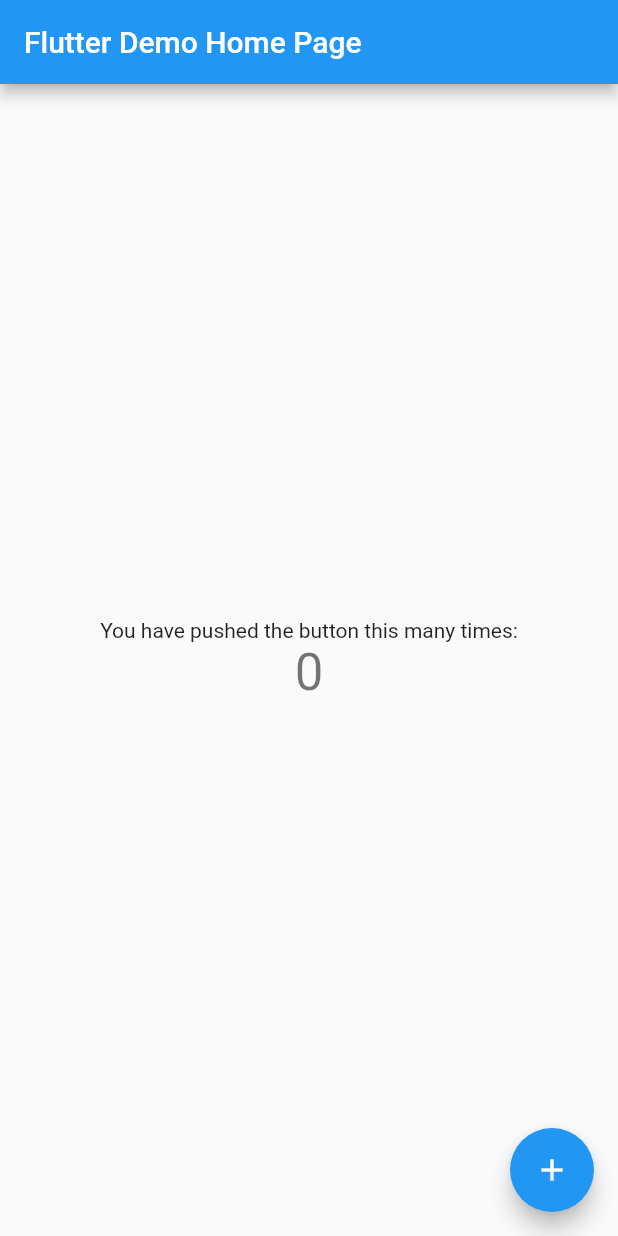
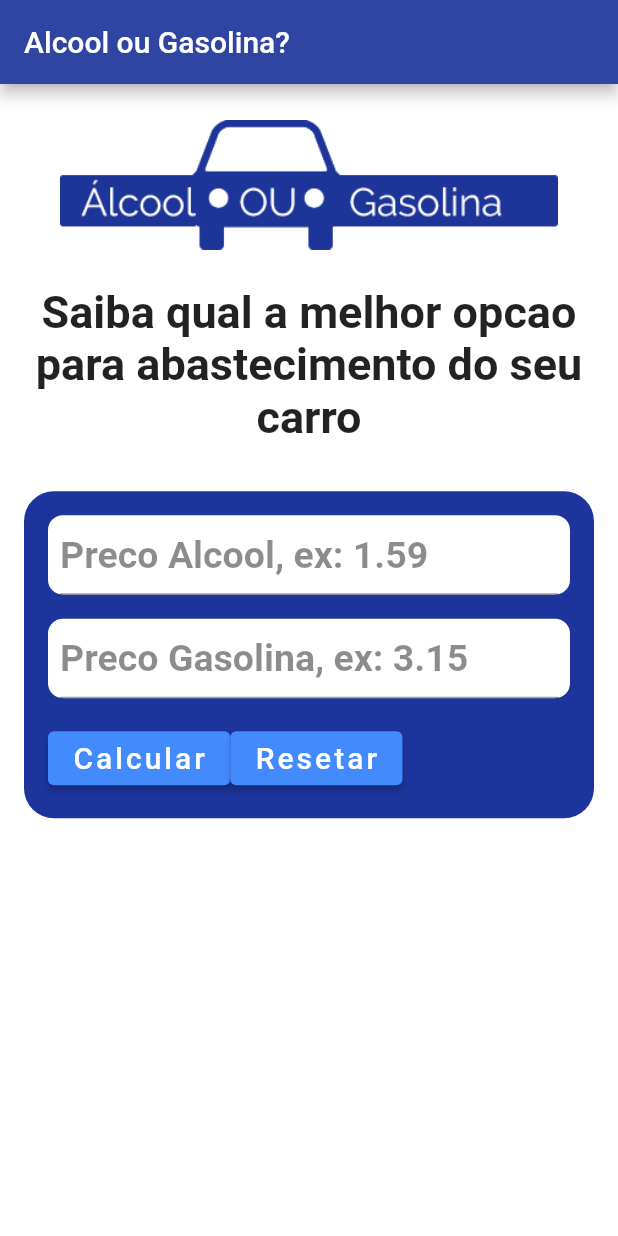
Before and after one commit to Caiporeta/alcool-ou-gasolina, a Flutter app: the screen it shows after launch, on a phone screen of 412 x 824 dp. Run offline on Flutter 3.47's test engine with Material 2 defaults, Android fonts, the phone set to English and light mode, and no system bars.

Commit message:
basic layout

```diff
--- /dev/null
+++ b/alcool_ou_gasolina/lib/home_screen/domain/use_case/calcul.dart
@@ -0,0 +1,21 @@
+import 'dart:developer';
+
+class Calcul {
+  String result({
+    required String alcoolEntry,
+    required String gasolinaEntry,
+  }) {
+    final double alcoolPrice = double.parse(alcoolEntry);
+    final double gasolinaPrice = double.parse(gasolinaEntry);
+
+    const String alcoolResult = " Vai de Alcool!";
+    const String gasolinaResult = "Vai de Gasosa!";
+
+    final double coeficient = alcoolPrice / gasolinaPrice;
+
+    final bool result = coeficient <= 0.7;
+    log(result ? alcoolResult : gasolinaResult);
+
+    return result ? alcoolResult : gasolinaResult;
+  }
+}
--- /dev/null
+++ b/alcool_ou_gasolina/lib/home_screen/presentation/screen/home_screen.dart
@@ -0,0 +1,46 @@
+import 'package:alcool_ou_gasolina/home_screen/presentation/widgets/data_entries.dart';
+import 'package:alcool_ou_gasolina/home_screen/presentation/widgets/home_title.dart';
+import 'package:alcool_ou_gasolina/home_screen/presentation/widgets/logo.dart';
+import 'package:flutter/material.dart';
+
+class HomeScreen extends StatelessWidget {
+  const HomeScreen({Key? key}) : super(key: key);
+
+  @override
+  Widget build(BuildContext context) {
+    return Scaffold(
+      body: const HomeScreenBody(),
+      backgroundColor: Colors.white,
+      appBar: AppBar(
+        backgroundColor: const Color(0xff3045a2),
+        title: const Text("Alcool ou Gasolina?"),
+      ),
+    );
+  }
+}
+
+class HomeScreenBody extends StatelessWidget {
+  const HomeScreenBody({Key? key}) : super(key: key);
+
+  @override
+  Widget build(BuildContext context) {
+    return SafeArea(
+        child: Padding(
+      padding: const EdgeInsets.all(8.0),
+      child: SingleChildScrollView(
+        child: Column(
+          crossAxisAlignment: CrossAxisAlignment.stretch,
+          mainAxisAlignment: MainAxisAlignment.spaceBetween,
+          children: const [
+            Logo(),
+            HomeTitle(),
+            SizedBox(
+              height: 16.0,
+            ),
+            DataEntries(),
+          ],
+        ),
+      ),
+    ));
+  }
+}
--- /dev/null
+++ b/alcool_ou_gasolina/lib/home_screen/presentation/widgets/buttons.dart
@@ -0,0 +1,33 @@
+import 'package:alcool_ou_gasolina/home_screen/presentation/widgets/calculate_button.dart';
+import 'package:alcool_ou_gasolina/home_screen/presentation/widgets/reset_button.dart';
+import 'package:flutter/material.dart';
+
+class Buttons extends StatefulWidget {
+  void Function() calculateCallback;
+  void Function() resetCallback;
+
+  Buttons({
+    Key? key,
+    required this.calculateCallback,
+    required this.resetCallback,
+  }) : super(key: key);
+
+  @override
+  State<Buttons> createState() => _ButtonsState();
+}
+
+class _ButtonsState extends State<Buttons> {
+  @override
+  Widget build(BuildContext context) {
+    return Row(
+      children: [
+        CalculateButton(
+          callback: widget.calculateCallback,
+        ),
+        ResetButton(
+          callback: widget.resetCallback,
+        ),
+      ],
+    );
+  }
+}
--- /dev/null
+++ b/alcool_ou_gasolina/lib/home_screen/presentation/widgets/calculate_button.dart
@@ -0,0 +1,33 @@
+import 'package:flutter/material.dart';
+
+// ignore: must_be_immutable
+class CalculateButton extends StatefulWidget {
+  void Function() callback;
+
+  CalculateButton({
+    Key? key,
+    required this.callback,
+  }) : super(key: key);
+
+  @override
+  State<CalculateButton> createState() => _CalculateButtonState();
+}
+
+class _CalculateButtonState extends State<CalculateButton> {
+  @override
+  Widget build(BuildContext context) {
+    return ElevatedButton(
+      style: ElevatedButton.styleFrom(
+        primary: Colors.blueAccent,
+      ),
+      onPressed: () {
+        widget.callback.call();
+      },
+      child: const Text(
+        "Calcular",
+        style:
+            TextStyle(color: Colors.white, fontSize: 20.0, letterSpacing: 2.0),
+      ),
+    );
+  }
+}
--- /dev/null
+++ b/alcool_ou_gasolina/lib/home_screen/presentation/widgets/data_entries.dart
@@ -0,0 +1,67 @@
+import 'dart:developer';
+
+import 'package:alcool_ou_gasolina/home_screen/domain/use_case/calcul.dart';
+import 'package:alcool_ou_gasolina/home_screen/presentation/widgets/buttons.dart';
+import 'package:alcool_ou_gasolina/home_screen/presentation/widgets/calculate_button.dart';
+import 'package:alcool_ou_gasolina/home_screen/presentation/widgets/data_entry.dart';
+import 'package:flutter/material.dart';
+
+class DataEntries extends StatefulWidget {
+  const DataEntries({Key? key}) : super(key: key);
+
+  @override
+  State<DataEntries> createState() => _DataEntriesState();
+}
+
+class _DataEntriesState extends State<DataEntries> {
+  TextEditingController alcoolController = TextEditingController();
+  TextEditingController gasolinaController = TextEditingController();
+
+  Calcul calcul = Calcul();
+
+  @override
+  Widget build(BuildContext context) {
+    return Padding(
+      padding: const EdgeInsets.all(8.0),
+      child: Container(
+          decoration: BoxDecoration(
+              color: const Color(0xff1c349c),
+              borderRadius: BorderRadius.circular(20.0)),
+          child: Padding(
+            padding: const EdgeInsets.all(16.0),
+            child: Column(
+              children: [
+                DataEntry(
+                    label: "Preco Alcool, ex: 1.59",
+                    controller: alcoolController),
+                const SizedBox(
+                  height: 16.0,
+                ),
+                DataEntry(
+                    label: "Preco Gasolina, ex: 3.15",
+                    controller: gasolinaController),
+                const SizedBox(
+                  height: 16.0,
+                ),
+                Buttons(
+                  calculateCallback: () => _calculateBetterOption(),
+                  resetCallback: () => _resetEntries(),
+                ),
+              ],
+            ),
+          )),
+    );
+  }
+
+  void _calculateBetterOption() {
+    calcul.result(
+      alcoolEntry: alcoolController.text,
+      gasolinaEntry: gasolinaController.text,
+    );
+  }
+
+  void _resetEntries() {
+    alcoolController.clear();
+    gasolinaController.clear();
+  }
+}
--- /dev/null
+++ b/alcool_ou_gasolina/lib/home_screen/presentation/widgets/data_entry.dart
@@ -0,0 +1,48 @@
+import 'package:flutter/material.dart';
+
+class DataEntry extends StatefulWidget {
+  final TextEditingController controller;
+  final String label;
+
+  const DataEntry({
+    Key? key,
+    required this.controller,
+    required this.label,
+  }) : super(key: key);
+
+  @override
+  State<DataEntry> createState() => _DataEntryState();
+}
+
+class _DataEntryState extends State<DataEntry> {
+  @override
+  Widget build(BuildContext context) {
+    return Container(
+      decoration: BoxDecoration(
+          color: Colors.white, borderRadius: BorderRadius.circular(10.0)),
+      child: Padding(
+        padding: const EdgeInsets.only(
+          left: 8.0,
+          right: 8.0,
+        ),
+        child: TextField(
+          controller: widget.controller,
+          keyboardType: TextInputType.number,
+          style: const TextStyle(
+            fontSize: 25.0,
+            fontWeight: FontWeight.bold,
+            color: Colors.black,
+          ),
+          cursorColor: Colors.blueAccent,
+          cursorWidth: 4.0,
+          decoration: InputDecoration(
+            hintText: widget.label,
+            hintStyle: const TextStyle(
+              color: Colors.black45,
+            ),
+          ),
+        ),
+      ),
+    );
+  }
+}
--- /dev/null
+++ b/alcool_ou_gasolina/lib/home_screen/presentation/widgets/home_title.dart
@@ -0,0 +1,18 @@
+import 'package:flutter/material.dart';
+
+class HomeTitle extends StatelessWidget {
+  const HomeTitle({Key? key}) : super(key: key);
+
+  @override
+  Widget build(BuildContext context) {
+    return const Padding(
+      padding: EdgeInsets.all(8.0),
+      child: Text(
+        "Saiba qual a melhor opcao para abastecimento do seu carro",
+        textAlign: TextAlign.center,
+        style: TextStyle(
+            color: Colors.black87, fontSize: 30.0, fontWeight: FontWeight.bold),
+      ),
+    );
+  }
+}
--- /dev/null
+++ b/alcool_ou_gasolina/lib/home_screen/presentation/widgets/logo.dart
@@ -0,0 +1,13 @@
+import 'package:flutter/material.dart';
+
+class Logo extends StatelessWidget {
+  const Logo({Key? key}) : super(key: key);
+
+  @override
+  Widget build(BuildContext context) {
+    return Padding(
+      padding: const EdgeInsets.symmetric(vertical: 16.0, horizontal: 32),
+      child: Image.asset("assets/logo.png"),
+    );
+  }
+}
--- /dev/null
+++ b/alcool_ou_gasolina/lib/home_screen/presentation/widgets/reset_button.dart
@@ -0,0 +1,29 @@
+import 'package:flutter/material.dart';
+
+class ResetButton extends StatefulWidget {
+  void Function() callback;
+
+  ResetButton({Key? key, required this.callback}) : super(key: key);
+
+  @override
+  State<ResetButton> createState() => _ResetButtonState();
+}
+
+class _ResetButtonState extends State<ResetButton> {
+  @override
+  Widget build(BuildContext context) {
+    return ElevatedButton(
+      style: ElevatedButton.styleFrom(
+        primary: Colors.blueAccent,
+      ),
+      onPressed: () {
+        widget.callback.call();
+      },
+      child: const Text(
+        "Resetar",
+        style:
+            TextStyle(color: Colors.white, fontSize: 20.0, letterSpacing: 2.0),
+      ),
+    );
+  }
+}
--- a/alcool_ou_gasolina/lib/main.dart
+++ b/alcool_ou_gasolina/lib/main.dart
@@ -1,115 +1,11 @@
+import 'package:alcool_ou_gasolina/home_screen/presentation/screen/home_screen.dart';
 import 'package:flutter/material.dart';
 
 void main() {
-  runApp(const MyApp());
+  runApp(
+    const MaterialApp(
+      debugShowCheckedModeBanner: false,
+      home: HomeScreen(),
+    ),
+  );
 }
-
-class MyApp extends StatelessWidget {
-  const MyApp({Key? key}) : super(key: key);
-
-  // This widget is the root of your application.
-  @override
-  Widget build(BuildContext context) {
-    return MaterialApp(
-      title: 'Flutter Demo',
-      theme: ThemeData(
-        // This is the theme of your application.
-        //
-        // Try running your application with "flutter run". You'll see the
-        // application has a blue toolbar. Then, without quitting the app, try
-        // changing the primarySwatch below to Colors.green and then invoke
-        // "hot reload" (press "r" in the console where you ran "flutter run",
-        // or simply save your changes to "hot reload" in a Flutter IDE).
-        // Notice that the counter didn't reset back to zero; the application
-        // is not restarted.
-        primarySwatch: Colors.blue,
-      ),
-      home: const MyHomePage(title: 'Flutter Demo Home Page'),
-    );
-  }
-}
-
-class MyHomePage extends StatefulWidget {
-  const MyHomePage({Key? key, required this.title}) : super(key: key);
-
-  // This widget is the home page of your application. It is stateful, meaning
-  // that it has a State object (defined below) that contains fields that affect
-  // how it looks.
-
-  // This class is the configuration for the state. It holds the values (in this
-  // case the title) provided by the parent (in this case the App widget) and
-  // used by the build method of the State. Fields in a Widget subclass are
-  // always marked "final".
-
-  final String title;
-
-  @override
-  State<MyHomePage> createState() => _MyHomePageState();
-}
-
-class _MyHomePageState extends State<MyHomePage> {
-  int _counter = 0;
-
-  void _incrementCounter() {
-    setState(() {
-      // This call to setState tells the Flutter framework that something has
-      // changed in this State, which causes it to rerun the build method below
-      // so that the display can reflect the updated values. If we changed
-      // _counter without calling setState(), then the build method would not be
-      // called again, and so nothing would appear to happen.
-      _counter++;
-    });
-  }
-
-  @override
-  Widget build(BuildContext context) {
-    // This method is rerun every time setState is called, for instance as done
-    // by the _incrementCounter method above.
-    //
-    // The Flutter framework has been optimized to make rerunning build methods
-    // fast, so that you can just rebuild anything that needs updating rather
-    // than having to individually change instances of widgets.
-    return Scaffold(
-      appBar: AppBar(
-        // Here we take the value from the MyHomePage object that was created by
-        // the App.build method, and use it to set our appbar title.
-        title: Text(widget.title),
-      ),
-      body: Center(
-        // Center is a layout widget. It takes a single child and positions it
-        // in the middle of the parent.
-        child: Column(
-          // Column is also a layout widget. It takes a list of children and
-          // arranges them vertically. By default, it sizes itself to fit its
-          // children horizontally, and tries to be as tall as its parent.
-          //
-          // Invoke "debug painting" (press "p" in the console, choose the
-          // "Toggle Debug Paint" action from the Flutter Inspector in Android
-          // Studio, or the "Toggle Debug Paint" command in Visual Studio Code)
-          // to see the wireframe for each widget.
-          //
-          // Column has various properties to control how it sizes itself and
-          // how it positions its children. Here we use mainAxisAlignment to
-          // center the children vertically; the main axis here is the vertical
-          // axis because Columns are vertical (the cross axis would be
-          // horizontal).
-          mainAxisAlignment: MainAxisAlignment.center,
-          children: <Widget>[
-            const Text(
-              'You have pushed the button this many times:',
-            ),
-            Text(
-              '$_counter',
-              style: Theme.of(context).textTheme.headline4,
-            ),
-          ],
-        ),
-      ),
-      floatingActionButton: FloatingActionButton(
-        onPressed: _incrementCounter,
-        tooltip: 'Increment',
-        child: const Icon(Icons.add),
-      ), // This trailing comma makes auto-formatting nicer for build methods.
-    );
-  }
-}
--- a/alcool_ou_gasolina/pubspec.yaml
+++ b/alcool_ou_gasolina/pubspec.yaml
@@ -61,6 +61,8 @@ flutter:
   # assets:
   #   - images/a_dot_burr.jpeg
   #   - images/a_dot_ham.jpeg
+  assets:
+      - assets/
 
   # An image asset can refer to one or more resolution-specific "variants", see
   # https://flutter.dev/assets-and-images/#resolution-aware.
```
Also changed, not shown: alcool_ou_gasolina/assets/logo.png (added), 1 other file.
